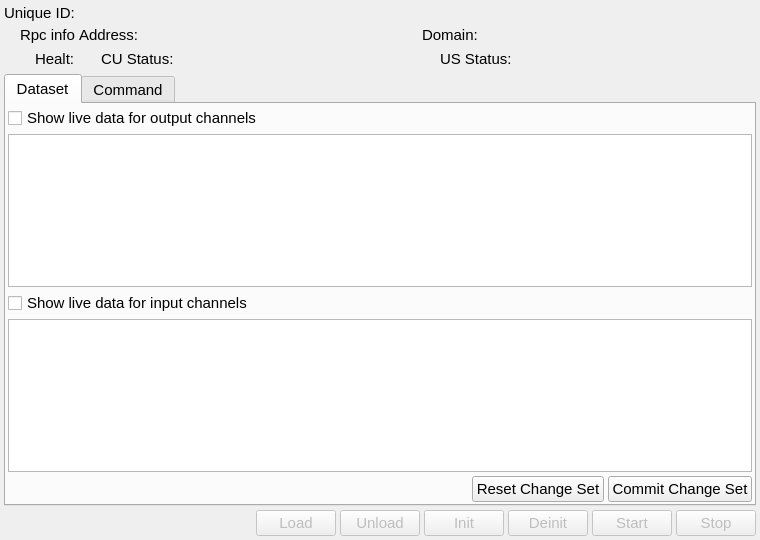
The window that ccs/node/control_unit/ControlUnitEditor.ui (bisegni/chaosframework) describes before a commit, drawn with Qt 5.
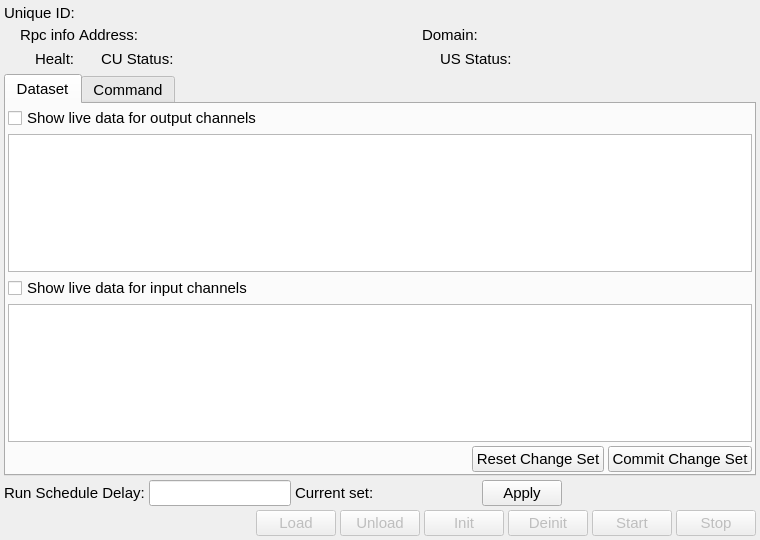
The same window after the commit. Custom widgets are drawn as their Qt base class.

```diff
--- a/ccs/node/control_unit/ControlUnitEditor.ui
+++ b/ccs/node/control_unit/ControlUnitEditor.ui
@@ -676,6 +676,104 @@
      </widget>
     </widget>
    </item>
+   <item>
+    <layout class="QHBoxLayout" name="horizontalLayoutProperty">
+     <item>
+      <layout class="QGridLayout" name="gridLayout_3">
+       <item row="0" column="0">
+        <widget class="QLabel" name="label_9">
+         <property name="font">
+          <font>
+           <pointsize>11</pointsize>
+          </font>
+         </property>
+         <property name="text">
+          <string>Run Schedule Delay:</string>
+         </property>
+        </widget>
+       </item>
+       <item row="0" column="2">
+        <widget class="QLabel" name="label_10">
+         <property name="font">
+          <font>
+           <pointsize>11</pointsize>
+          </font>
+         </property>
+         <property name="text">
+          <string>Current set:</string>
+         </property>
+        </widget>
+       </item>
+       <item row="0" column="4">
+        <widget class="QPushButton" name="pushButtonSetRunScheduleDelay">
+         <property name="font">
+          <font>
+           <pointsize>11</pointsize>
+          </font>
+         </property>
+         <property name="text">
+          <string>Apply</string>
+         </property>
+        </widget>
+       </item>
+       <item row="0" column="3">
+        <widget class="QLabel" name="labelRunScheduleDelaySet">
+         <property name="sizePolicy">
+          <sizepolicy hsizetype="Minimum" vsizetype="Preferred">
+           <horstretch>0</horstretch>
+           <verstretch>0</verstretch>
+          </sizepolicy>
+         </property>
+         <property name="minimumSize">
+          <size>
+           <width>100</width>
+           <height>0</height>
+          </size>
+         </property>
+         <property name="text">
+          <string/>
+         </property>
+        </widget>
+       </item>
+       <item row="0" column="1">
+        <widget class="QLineEdit" name="lineEditRunScheduleDelay">
+         <property name="sizePolicy">
+          <sizepolicy hsizetype="Minimum" vsizetype="Fixed">
+           <horstretch>0</horstretch>
+           <verstretch>0</verstretch>
+          </sizepolicy>
+         </property>
+         <property name="minimumSize">
+          <size>
+           <width>100</width>
+           <height>0</height>
+          </size>
+         </property>
+         <property name="toolTip">
+          <string>Thedel  between run step in microseconds</string>
+         </property>
+         <property name="statusTip">
+          <string>Represent the delay between a run and the next</string>
+         </property>
+        </widget>
+       </item>
+       <item row="0" column="5">
+        <spacer name="horizontalSpacer_5">
+         <property name="orientation">
+          <enum>Qt::Horizontal</enum>
+         </property>
+         <property name="sizeHint" stdset="0">
+          <size>
+           <width>40</width>
+           <height>20</height>
+          </size>
+         </property>
+        </spacer>
+       </item>
+      </layout>
+     </item>
+    </layout>
+   </item>
    <item>
     <layout class="QHBoxLayout" name="horizontalLayout">
      <property name="spacing">
```
